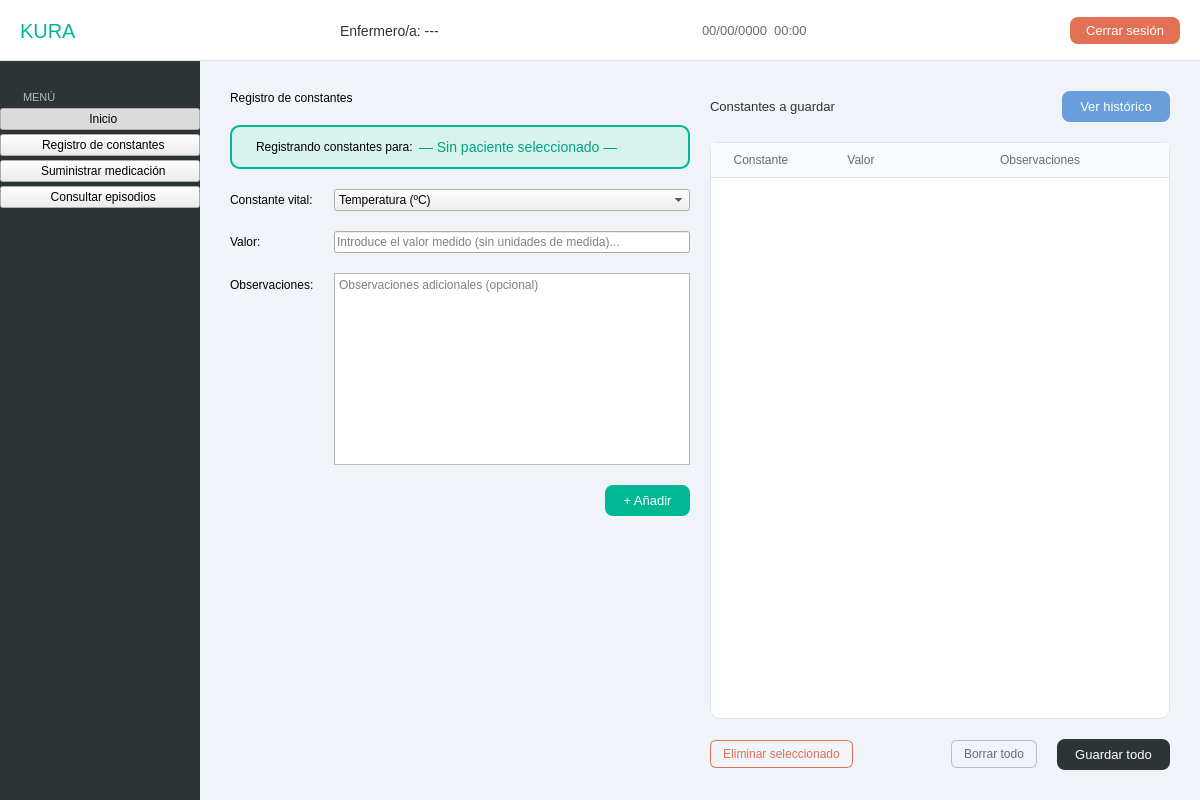
Qt form src/vista/Ui/VistaEnfermero.ui (hgarcg04/software-engineering) before a commit.
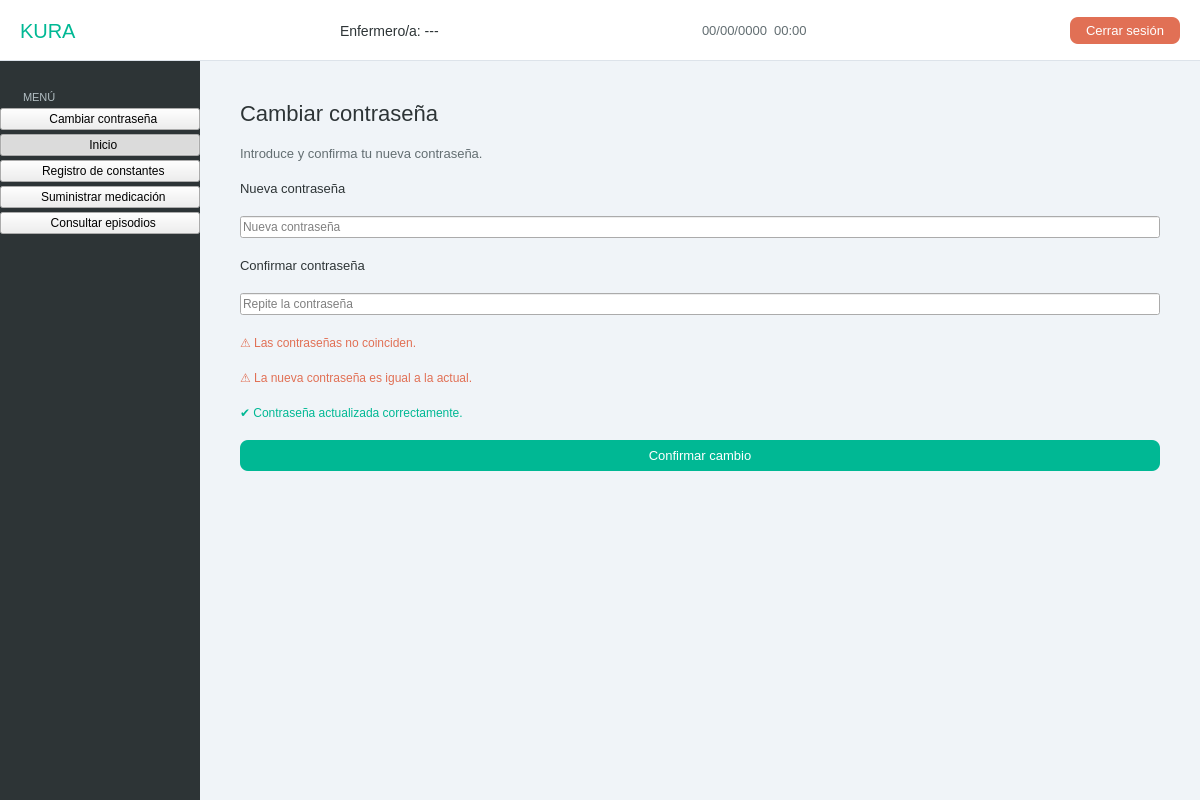
The same form after that commit. The open tabs and pages were chosen to show the change.

Commit message: Agregando funcionalidad: cambio de contraseña para enfemeros y admins

```diff
--- a/src/vista/Ui/VistaEnfermero.ui
+++ b/src/vista/Ui/VistaEnfermero.ui
@@ -439,6 +439,13 @@
            </property>
           </widget>
          </item>
+         <item>
+         <widget class="QPushButton" name="btn_nav_password">
+          <property name="text"><string>  Cambiar contraseña</string></property>
+          <property name="checkable"><bool>true</bool></property>
+          <property name="class" stdset="0"><string>navBtn</string></property>
+         </widget>
+        </item>
          <item>
           <widget class="QPushButton" name="btn_nav_inicio">
            <property name="text">
@@ -2061,6 +2068,129 @@
           </item>
          </layout>
         </widget>
+        <!-- PÁGINA: CAMBIAR CONTRASEÑA -->
+<widget class="QWidget" name="page_password">
+ <layout class="QVBoxLayout">
+  <property name="spacing"><number>20</number></property>
+  <property name="leftMargin"><number>40</number></property>
+  <property name="topMargin"><number>40</number></property>
+  <property name="rightMargin"><number>40</number></property>
+  <property name="bottomMargin"><number>40</number></property>
+
+  <!-- Título -->
+  <item>
+   <widget class="QLabel" name="lbl_pw_titulo">
+    <property name="text"><string>Cambiar contraseña</string></property>
+    <property name="styleSheet">
+     <string>font-family: 'Segoe UI Black'; font-size: 22px; color: #2d3436;</string>
+    </property>
+   </widget>
+  </item>
+
+  <!-- Subtítulo -->
+  <item>
+   <widget class="QLabel" name="lbl_pw_sub">
+    <property name="text"><string>Introduce y confirma tu nueva contraseña.</string></property>
+    <property name="styleSheet">
+     <string>font-family: 'Segoe UI'; font-size: 13px; color: #636e72;</string>
+    </property>
+   </widget>
+  </item>
+
+  <!-- Campo nueva contraseña -->
+  <item>
+   <widget class="QLabel" name="lbl_pw_nueva">
+    <property name="text"><string>Nueva contraseña</string></property>
+    <property name="styleSheet">
+     <string>font-family: 'Segoe UI Semibold'; font-size: 13px; color: #2d3436;</string>
+    </property>
+   </widget>
+  </item>
+  <item>
+   <widget class="QLineEdit" name="input_pw_nueva">
+    <property name="echoMode"><enum>QLineEdit::Password</enum></property>
+    <property name="placeholderText"><string>Nueva contraseña</string></property>
+    <property name="maximumWidth"><number>400</number></property>
+   </widget>
+  </item>
+
+  <!-- Campo confirmar contraseña -->
+  <item>
+   <widget class="QLabel" name="lbl_pw_confirmar">
+    <property name="text"><string>Confirmar contraseña</string></property>
+    <property name="styleSheet">
+     <string>font-family: 'Segoe UI Semibold'; font-size: 13px; color: #2d3436;</string>
+    </property>
+   </widget>
+  </item>
+  <item>
+   <widget class="QLineEdit" name="input_pw_confirmar">
+    <property name="echoMode"><enum>QLineEdit::Password</enum></property>
+    <property name="placeholderText"><string>Repite la contraseña</string></property>
+    <property name="maximumWidth"><number>400</number></property>
+   </widget>
+  </item>
+
+  <!-- Mensaje: contraseñas no coinciden -->
+  <item>
+   <widget class="QLabel" name="lbl_pw_error_coincidencia">
+    <property name="text"><string>⚠ Las contraseñas no coinciden.</string></property>
+    <property name="visible"><bool>false</bool></property>
+    <property name="styleSheet">
+     <string>color: #e17055; font-family: 'Segoe UI'; font-size: 12px;</string>
+    </property>
+   </widget>
+  </item>
+
+  <!-- Mensaje: contraseña igual a la actual -->
+  <item>
+   <widget class="QLabel" name="lbl_pw_error_igual">
+    <property name="text"><string>⚠ La nueva contraseña es igual a la actual.</string></property>
+    <property name="visible"><bool>false</bool></property>
+    <property name="styleSheet">
+     <string>color: #e17055; font-family: 'Segoe UI'; font-size: 12px;</string>
+    </property>
+   </widget>
+  </item>
+
+  <!-- Mensaje: éxito -->
+  <item>
+   <widget class="QLabel" name="lbl_pw_ok">
+    <property name="text"><string>✔ Contraseña actualizada correctamente.</string></property>
+    <property name="visible"><bool>false</bool></property>
+    <property name="styleSheet">
+     <string>color: #00b894; font-family: 'Segoe UI Semibold'; font-size: 12px;</string>
+    </property>
+   </widget>
+  </item>
+
+  <!-- Botón confirmar -->
+  <item>
+   <widget class="QPushButton" name="btn_pw_confirmar">
+    <property name="text"><string>Confirmar cambio</string></property>
+    <property name="maximumWidth"><number>200</number></property>
+    <property name="styleSheet">
+     <string>
+      QPushButton { background-color: #00b894; color: white; border-radius: 8px;
+                    padding: 8px 18px; font-family: 'Segoe UI Semibold'; font-size: 13px; border: none; }
+      QPushButton:hover { background-color: #00a381; }
+      QPushButton:disabled { background-color: #b2d8d0; color: white; }
+     </string>
+    </property>
+   </widget>
+  </item>
+
+  <!-- Spacer inferior -->
+  <item>
+   <spacer>
+    <property name="orientation"><enum>Qt::Vertical</enum></property>
+    <property name="sizeHint" stdset="0"><size><width>20</width><height>40</height></size></property>
+   </spacer>
+  </item>
+
+ </layout>
+</widget>
+
        </widget>
       </item>
      </layout>
```
The commit also changes 20 other files.
